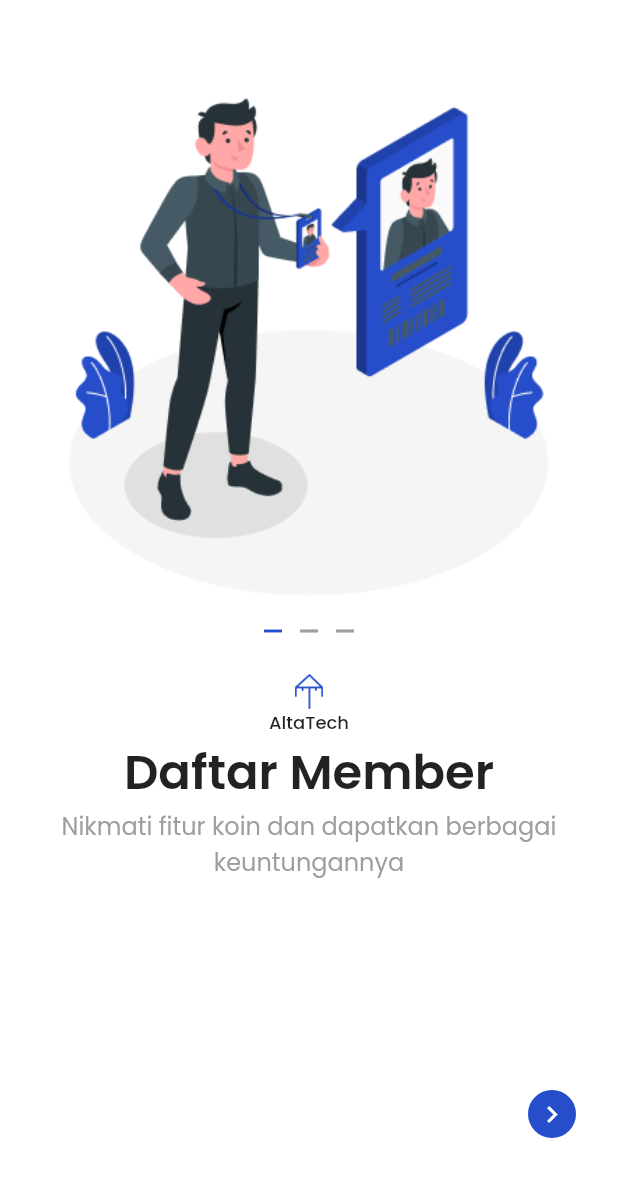
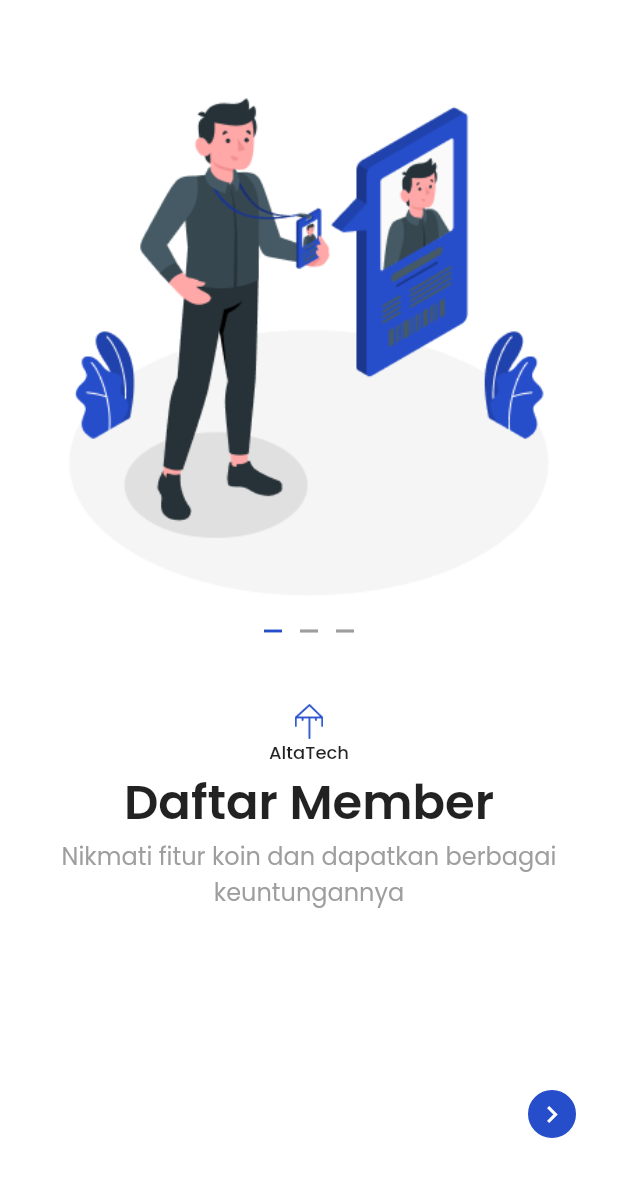
Before and after one commit to Kelompok-17-Capstone/mobile_flutter, a Flutter app: the OnboardingView screen opened by its route, after a tap on the "navigate next" icon, after a tap on the "navigate before" icon, on a phone screen of 412 x 824 dp, the part 56-1236 px from its top. Run offline on Flutter 3.47's test engine with Material 2 defaults, Android fonts, the phone set to English and light mode, and no system bars; our stand-ins replace barcode_widget, file_picker, flutter_dotenv, open_file, shared_preferences; missing offline and left inert: widgets_to_image; accounts and stored records are empty.

Commit message:
fix padding

```diff
--- a/lib/views/dashboard/onboarding/intro_daftar_view.dart
+++ b/lib/views/dashboard/onboarding/intro_daftar_view.dart
@@ -7,7 +7,7 @@ class IntroDaftarView extends StatelessWidget {
   @override
   Widget build(BuildContext context) {
     return Padding(
-      padding: const EdgeInsets.fromLTRB(20, 20, 20, 200),
+      padding: const EdgeInsets.fromLTRB(20, 20, 20, 180),
       child: Column(
         mainAxisAlignment: MainAxisAlignment.spaceBetween,
         children: [
--- a/lib/views/dashboard/onboarding/intro_informasi_view.dart
+++ b/lib/views/dashboard/onboarding/intro_informasi_view.dart
@@ -7,7 +7,7 @@ class IntroInformasiView extends StatelessWidget {
   @override
   Widget build(BuildContext context) {
     return Padding(
-      padding: const EdgeInsets.fromLTRB(20, 20, 20, 200),
+      padding: const EdgeInsets.fromLTRB(20, 20, 20, 180),
       child: Column(
         mainAxisAlignment: MainAxisAlignment.spaceBetween,
         children: [
@@ -26,6 +26,7 @@ class IntroInformasiView extends StatelessWidget {
               const Text(
                 'Gunakan barcode khusus member untuk menikmati diskon 30%',
                 textAlign: TextAlign.center,
+                maxLines: 2,
                 style: TextStyle(
                   fontSize: 16,
                   fontWeight: FontWeight.w400,
--- a/lib/views/dashboard/onboarding/intro_produk_view.dart
+++ b/lib/views/dashboard/onboarding/intro_produk_view.dart
@@ -7,7 +7,7 @@ class IntroProdukView extends StatelessWidget {
   @override
   Widget build(BuildContext context) {
     return Padding(
-      padding: const EdgeInsets.fromLTRB(20, 20, 20, 200),
+      padding: const EdgeInsets.fromLTRB(20, 20, 20, 180),
       child: Column(
         mainAxisAlignment: MainAxisAlignment.spaceBetween,
         children: [
```
